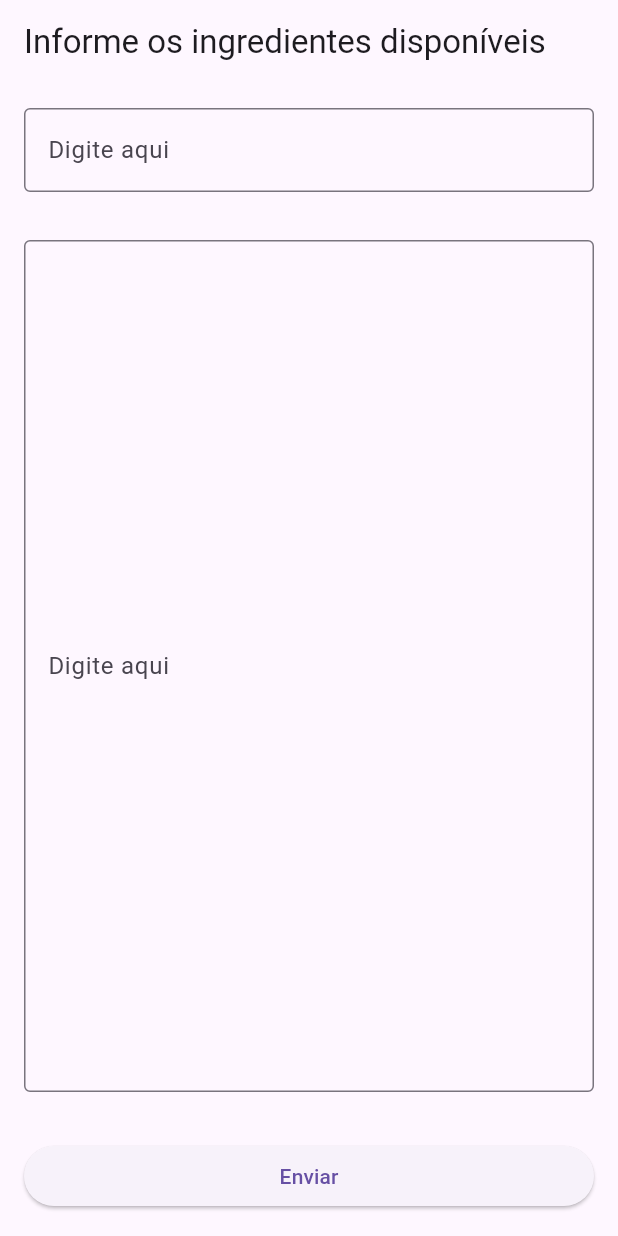
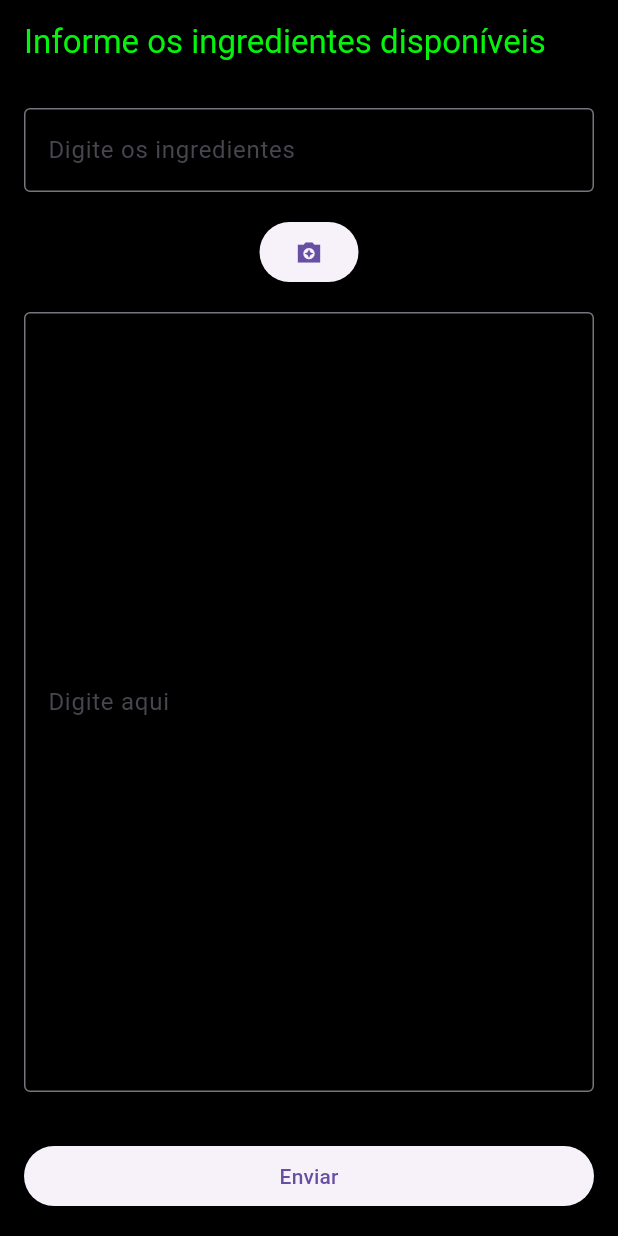
Before and after one commit to rmorbach/gemini-flutter-app, a Flutter app: the screen it shows after launch, on a phone screen of 412 x 824 dp. Run offline on Flutter 3.47's test engine with Material 3 defaults, Android fonts, the phone set to English and light mode, and no system bars; our stand-ins replace file_picker, flutter_dotenv, google_generative_ai.

```diff
--- a/lib/api/gemini_api.dart
+++ b/lib/api/gemini_api.dart
@@ -5,12 +5,11 @@ class GeminiAPI {
   late final GenerativeModel _model;
   final String modelName;
 
-  GeminiAPI({required this.apiKey, this.modelName="gemini-1.5-flash"}) {
+  GeminiAPI({required this.apiKey, this.modelName = "gemini-1.5-flash"}) {
     _model = GenerativeModel(model: modelName, apiKey: apiKey);
   }
 
   Future<GenerateContentResponse?> executePrompt(List<String> items) async {
-
     final List<Content> content = [];
 
     for (var element in items) {
@@ -27,5 +26,4 @@ class GeminiAPI {
       return null;
     }
   }
-
 }
--- a/lib/main.dart
+++ b/lib/main.dart
@@ -1,3 +1,4 @@
+import 'package:file_picker/file_picker.dart';
 import 'package:flutter/material.dart';
 import 'package:flutter_dotenv/flutter_dotenv.dart';
 import 'package:gemini_app/api/gemini_api.dart';
@@ -10,7 +11,7 @@ void main() {
 class MyApp extends StatelessWidget {
   @override
   Widget build(BuildContext context) {
-    return MaterialApp(
+    return const MaterialApp(
       home: HomeScreen(),
     );
   }
@@ -24,8 +25,10 @@ class HomeScreen extends StatefulWidget {
 }
 
 class _HomeScreenState extends State<HomeScreen> {
-  TextEditingController _inputController = TextEditingController();
-  TextEditingController _resultController = TextEditingController();
+  final TextEditingController _inputController = TextEditingController();
+  final TextEditingController _resultController = TextEditingController();
+
+  final Color _inputTextColor = Color.fromARGB(255, 6, 243, 14);
 
   late final GeminiAPI _geminiAPI;
 
@@ -33,7 +36,6 @@ class _HomeScreenState extends State<HomeScreen> {
 
   @override
   void initState() {
-    // TODO: implement initState
     createGeminiAPI();
     super.initState();
   }
@@ -45,11 +47,12 @@ class _HomeScreenState extends State<HomeScreen> {
   }
 
   void _sendButtonPressed() async {
-    List<String> prompt = PromptCreator.createRecipePrompt(_inputController.text);
+    List<String> prompt =
+        PromptCreator.createRecipePrompt(_inputController.text);
 
     _isLoading = true;
 
-    setState(() { });
+    setState(() {});
 
     final result = await _geminiAPI.executePrompt(prompt);
 
@@ -57,37 +60,56 @@ class _HomeScreenState extends State<HomeScreen> {
 
     _isLoading = false;
 
+    setState(() {});
+  }
 
-    setState(() {});
+  void _captureImagePressed() async {
+    FilePickerResult? result =
+        await FilePicker.platform.pickFiles(type: FileType.image);
+    if (result?.count != 0) {
+      print("Nenhuma imagem selecionada");
+      return;
+    }
   }
 
   @override
   Widget build(BuildContext context) {
     return Scaffold(
+      backgroundColor: Colors.black,
       appBar: AppBar(
         title: const Text('Informe os ingredientes disponíveis'),
+        backgroundColor: Colors.black,
+        foregroundColor: _inputTextColor,
       ),
       body: Column(
         children: [
           Padding(
             padding: const EdgeInsets.all(16.0),
             child: TextField(
+              style: TextStyle(color: _inputTextColor),
               controller: _inputController,
               expands: false,
-              decoration: const InputDecoration(
-                hintText: 'Digite aqui',
-                border: OutlineInputBorder(),
+              decoration: InputDecoration(
+                hintText: 'Digite os ingredientes',
+                border: OutlineInputBorder(
+                    borderSide: BorderSide(color: _inputTextColor, width: 1.0)),
               ),
             ),
+          ),
+          ElevatedButton(
+            onPressed: _captureImagePressed,
+            child: const Icon(Icons.camera_enhance_sharp),
           ),
           Expanded(
             child: Padding(
               padding: const EdgeInsets.all(16.0),
               child: TextField(
+                style: TextStyle(color: _inputTextColor),
                 controller: _resultController,
                 maxLines: null,
                 expands: true,
                 enabled: true,
+                readOnly: true,
                 decoration: const InputDecoration(
                   hintText: 'Digite aqui',
                   border: OutlineInputBorder(),
--- a/pubspec.yaml
+++ b/pubspec.yaml
@@ -37,6 +37,7 @@ dependencies:
   cupertino_icons: ^1.0.6
   google_generative_ai: ^0.4.3
   flutter_dotenv: ^5.1.0
+  file_picker: ^8.0.5
 
 dev_dependencies:
   flutter_test:
```
Also changed, not shown: pubspec.lock, 10 other files.
